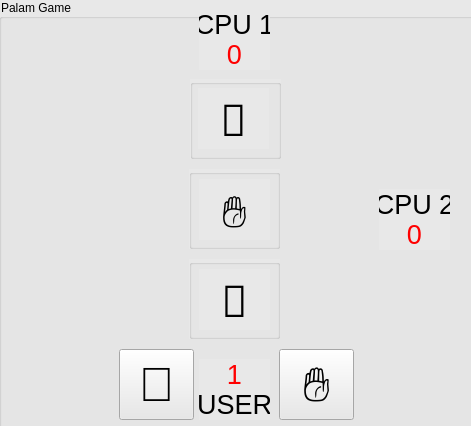
This is game/game.ui in danielnv051/Assignment-20 as Qt 5 draws it before an edit. The edited form follows.
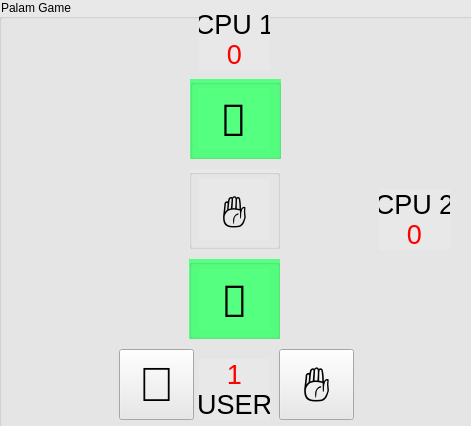
This is the edited form.

Commit message: complete assignment 20

What changed in the file:
```diff
--- a/game/game.ui
+++ b/game/game.ui
@@ -38,6 +38,9 @@
        <height>80</height>
       </rect>
      </property>
+     <property name="styleSheet">
+      <string notr="true">background-color: rgb(85, 255, 127)</string>
+     </property>
      <property name="title">
       <string/>
      </property>
@@ -108,6 +111,9 @@
        <height>80</height>
       </rect>
      </property>
+     <property name="styleSheet">
+      <string notr="true">background-color: rgb(85, 255, 127)</string>
+     </property>
      <property name="title">
       <string/>
      </property>
```
The commit also changes 2 other files.
